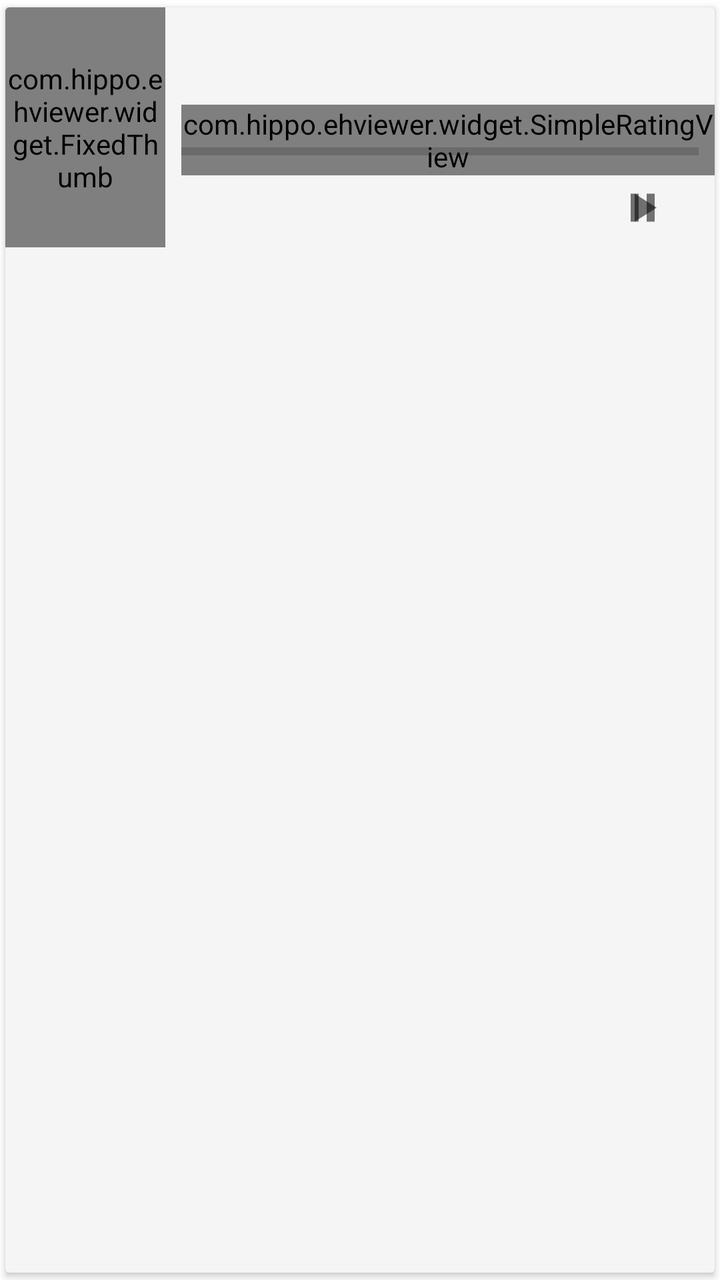
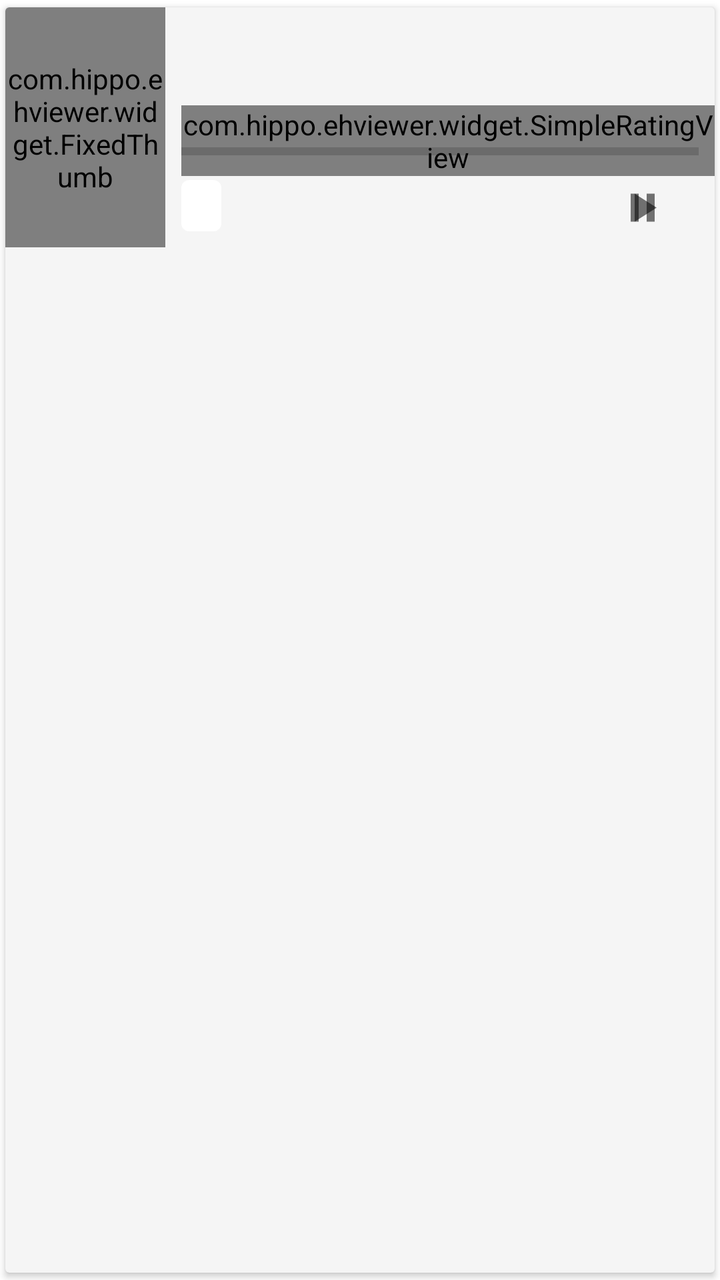

Compare the two renders of this Android layout. The source of the first and the diff that turns it into the second are given below.
<!-- AndroidManifest.xml: application theme AppTheme -->
<!-- res/layout/item_download.xml -->
<?xml version="1.0" encoding="utf-8"?>
<androidx.cardview.widget.CardView
    xmlns:android="http://schemas.android.com/apk/res/android"
    xmlns:app="http://schemas.android.com/apk/res-auto"
    android:layout_width="match_parent"
    android:layout_height="wrap_content"
    android:layout_margin="2dp"
    style="@style/CardView.Reactive">

    <LinearLayout
        android:layout_width="match_parent"
        android:layout_height="wrap_content"
        android:orientation="horizontal">
        <RelativeLayout
            android:layout_width="match_parent"
            android:layout_height="wrap_content">

            <com.hippo.ehviewer.widget.FixedThumb
                android:id="@+id/thumb"
                android:layout_width="@dimen/gallery_list_thumb_width"
                android:layout_height="@dimen/gallery_list_thumb_height"
                app:retryType="longClick"
                app:minAspect="0.333"
                app:maxAspect="1.333"/>


            <TextView
                android:id="@+id/title"
                style="@style/CardTitle"
                android:layout_width="wrap_content"
                android:layout_height="wrap_content"
                android:layout_alignParentTop="true"
                android:layout_marginLeft="8dp"
                android:layout_marginRight="8dp"
                android:layout_marginTop="4dp"
                android:layout_toRightOf="@id/thumb"/>

            <TextView
                android:id="@+id/uploader"
                style="@style/CardMessage"
                android:layout_width="wrap_content"
                android:layout_height="wrap_content"
                android:layout_alignLeft="@id/title"
                android:layout_below="@id/title"
                android:layout_marginTop="2dp"/>

            <TextView
                android:id="@+id/source_server"
                style="@style/CardMessage"
                android:layout_width="wrap_content"
                android:layout_height="wrap_content"
                android:layout_alignLeft="@id/title"
                android:layout_below="@id/uploader"
                android:layout_marginTop="2dp"
                android:paddingStart="10dp"
                android:paddingEnd="10dp"
                android:paddingTop="3dp"
                android:paddingBottom="3dp"
                android:maxWidth="140dp"
                android:textColor="@android:color/white"
                android:visibility="gone" />

            <com.hippo.ehviewer.widget.SimpleRatingView
                android:id="@+id/rating"
                android:layout_width="wrap_content"
                android:layout_height="wrap_content"
                android:layout_alignLeft="@id/title"
                android:layout_below="@id/source_server"
                android:layout_marginTop="2dp"/>

            <TextView
                android:id="@+id/category"
                style="@style/CardMessage"
                android:layout_width="wrap_content"
                android:layout_height="wrap_content"
                android:layout_alignLeft="@id/title"
                android:layout_alignBottom="@id/thumb"
                android:layout_marginBottom="8dp"
                android:paddingBottom="2dp"
                android:paddingLeft="8dp"
                android:paddingRight="8dp"
                android:paddingTop="2dp"
                android:textColor="@android:color/white"
                android:textAllCaps="true"/>

            <TextView
                android:id="@+id/read_progress"
                style="@style/ReadProgress"
                android:layout_width="wrap_content"
                android:layout_height="wrap_content"
                android:layout_alignBottom="@id/thumb"
                android:layout_toRightOf="@id/category"
                android:layout_marginBottom="8dp"
                android:paddingLeft="8dp"
                android:paddingTop="2dp"
                android:paddingRight="8dp"
                android:paddingBottom="2dp"
                android:textAllCaps="true" />

            <FrameLayout
                android:id="@+id/actions"
                android:layout_width="wrap_content"
                android:layout_height="wrap_content"
                android:layout_alignBottom="@+id/thumb"
                android:layout_alignParentRight="true"
                android:paddingRight="8dp">

                <ImageView
                    android:id="@+id/start"
                    android:layout_width="40dp"
                    android:layout_height="40dp"
                    android:padding="8dp"
                    android:layout_marginRight="8dp"
                    app:srcCompat="@drawable/v_play_x24"/>

                <ImageView
                    android:id="@+id/stop"
                    android:layout_width="40dp"
                    android:layout_height="40dp"
                    android:padding="8dp"
                    app:srcCompat="@drawable/v_pause_x24"/>

            </FrameLayout>

            <TextView
                android:id="@+id/state"
                android:layout_width="wrap_content"
                android:layout_height="wrap_content"
                android:layout_above="@id/actions"
                android:layout_marginBottom="4dp"
                android:layout_alignParentRight="true"
                android:paddingRight="16dp"
                android:textColor="?attr/textColorThemeAccent"/>

            <ProgressBar
                android:id="@+id/progress_bar"
                style="?android:attr/progressBarStyleHorizontal"
                android:layout_width="match_parent"
                android:layout_height="wrap_content"
                android:layout_alignLeft="@id/title"
                android:layout_marginRight="8dp"
                android:layout_above="@id/actions"
                android:indeterminate="false"/>

            <TextView
                android:id="@+id/percent"
                android:layout_width="wrap_content"
                android:layout_height="wrap_content"
                android:layout_above="@id/progress_bar"
                android:layout_alignLeft="@id/title"
                android:textSize="@dimen/text_super_small"/>

            <TextView
                android:id="@+id/speed"
                android:layout_width="wrap_content"
                android:layout_height="wrap_content"
                android:layout_above="@id/progress_bar"
                android:layout_alignParentRight="true"
                android:layout_marginRight="8dp"
                android:textSize="@dimen/text_super_small"/>

        </RelativeLayout>

    </LinearLayout>
</androidx.cardview.widget.CardView>
<!-- resources referenced by this layout -->
<resources>
  <style name="BaseTheme" parent="Theme.MaterialComponents.Light">
          <item name="android:windowLayoutInDisplayCutoutMode">shortEdges</item>
          <item name="colorPrimary">@color/colorPrimary</item>
  
          <item name="popupWindowStyle">@color/popupWindow_background_light</item>
          <item name="android:navigationBarColor">@color/white</item>
          <item name="buttonStyle">@style/ThemeChangeButtonStyleLight</item>
  
          <item name="android:windowBackground">@color/white</item>
          <item name="colorPrimaryDark">@color/colorPrimaryDark</item>
          <item name="android:statusBarColor">@color/colorPrimaryDark</item>
          <item name="colorAccent">@color/colorAccent</item>
          <item name="actionBarStyle">@style/ActionBarStyle</item>
          <item name="colorEdgeEffect">@color/colorPrimary</item>
          <item name="dividerColor">@color/divider_light</item>
          <item name="toolbarColor">@color/colorPrimary</item>
          <item name="textColorThemePrimary">@color/colorPrimary</item>
          <item name="textColorThemePrimary2">@color/loading_indicator_blue</item>
          <item name="textColorThemeAccent">@color/colorAccent</item>
          <item name="drawableColorPrimary">@color/primary_drawable_light</item>
          <item name="drawableColorSecondary">@color/secondary_drawable_light</item>
          <item name="drawableColorThemePrimary">@color/colorPrimary</item>
          <item name="contentColorPrimary">@color/content_light</item>
          <item name="contentColorThemePrimary">@color/colorPrimary</item>
          <item name="contentColorThemeAccent">@color/colorAccent</item>
          <item name="contentColorReactive">@color/content_reactive_light</item>
          <item name="widgetColorThemePrimary">@color/colorPrimary</item>
          <item name="widgetColorThemeAccent">@color/colorAccent</item>
          <item name="progressColor">@color/progress_light</item>
          <item name="guideBackgroundColor">@color/guide_bg</item>
          <item name="guideTitleColor">?android:attr/textColorPrimaryInverse</item>
          <item name="guideTextColor">?android:attr/textColorSecondaryInverse</item>
          <item name="tagGroupBackgroundColor">@color/tag_group_background_light</item>
          <item name="tagBackgroundColor">@color/tag_background_light</item>
          <item name="galleryDetailHeaderTitleColor">?android:attr/textColorPrimaryInverse</item>
          <item name="galleryDetailHeaderBackgroundColor">?attr/contentColorThemePrimary</item>
          <item name="galleryDetailButtonBackgroundColor">
              @color/gallery_detail_button_background_light
          </item>
  
          <item name="preferenceHeaderBackground">@drawable/preference_header_background_light</item>
          <item name="toolbarPopupTheme">@style/ThemeOverlay.AppCompat.Light</item>
          <item name="galleryDetailDivider">@drawable/divider_gallery_detail_light</item>
  
          <item name="limitCountBgColor">@color/colorLimitCountBg</item>
          <item name="limits_shape_color">@color/shape_color_limits</item>
          <item name="home_shadow">@color/home_shadow_color</item>
  
          <item name="iconColor">@color/icon_color</item>
      </style>
  <!-- unchanged entries left out for length: 46 -->
</resources>

<!-- the commit's change to res/layout/item_download.xml (unified diff, before → after) -->
@@ -44,29 +44,34 @@
                 android:layout_below="@id/title"
                 android:layout_marginTop="2dp"/>
 
-            <TextView
-                android:id="@+id/source_server"
-                style="@style/CardMessage"
-                android:layout_width="wrap_content"
-                android:layout_height="wrap_content"
-                android:layout_alignLeft="@id/title"
-                android:layout_below="@id/uploader"
-                android:layout_marginTop="2dp"
-                android:paddingStart="10dp"
-                android:paddingEnd="10dp"
-                android:paddingTop="3dp"
-                android:paddingBottom="3dp"
-                android:maxWidth="140dp"
-                android:textColor="@android:color/white"
-                android:visibility="gone" />
-
+            
             <com.hippo.ehviewer.widget.SimpleRatingView
                 android:id="@+id/rating"
                 android:layout_width="wrap_content"
                 android:layout_height="wrap_content"
                 android:layout_alignLeft="@id/title"
-                android:layout_below="@id/source_server"
-                android:layout_marginTop="2dp"/>
+                android:layout_above="@id/source_server"
+                android:layout_marginBottom="2dp"/>
+
+            <TextView
+                android:id="@+id/source_server"
+                android:layout_width="wrap_content"
+                android:layout_height="wrap_content"
+                android:layout_alignLeft="@id/title"
+                android:layout_alignBottom="@id/thumb"
+                android:layout_marginBottom="8dp"
+                android:background="@drawable/lrr_server_badge_bg"
+                android:paddingStart="10dp"
+                android:paddingEnd="10dp"
+                android:paddingTop="4dp"
+                android:paddingBottom="4dp"
+                android:maxWidth="140dp"
+                android:maxLines="1"
+                android:ellipsize="end"
+                android:fontFamily="sans-serif-medium"
+                android:textSize="13sp"
+                android:textAllCaps="true"
+                android:letterSpacing="0.04" />
 
             <TextView
                 android:id="@+id/category"
<!-- resource entries referenced after the edit -->
@@ -1,5 +1,12 @@
 <!-- resources referenced by this layout -->
 <resources>
+  <!-- drawable lrr_server_badge_bg (drawable) -->
+  <?xml version="1.0" encoding="utf-8"?>
+  <shape xmlns:android="http://schemas.android.com/apk/res/android"
+      android:shape="rectangle">
+      <corners android:radius="4dp" />
+      <solid android:color="@android:color/white" />
+  </shape>
   <style name="BaseTheme" parent="Theme.MaterialComponents.Light">
           <item name="android:windowLayoutInDisplayCutoutMode">shortEdges</item>
           <item name="colorPrimary">@color/colorPrimary</item>
@@ -34,6 +41,22 @@
           <item name="guideTextColor">?android:attr/textColorSecondaryInverse</item>
           <item name="tagGroupBackgroundColor">@color/tag_group_background_light</item>
           <item name="tagBackgroundColor">@color/tag_background_light</item>
+          <item name="serverBadge0Bg">@color/lrr_server_badge_0_bg_light</item>
+          <item name="serverBadge1Bg">@color/lrr_server_badge_1_bg_light</item>
+          <item name="serverBadge2Bg">@color/lrr_server_badge_2_bg_light</item>
+          <item name="serverBadge3Bg">@color/lrr_server_badge_3_bg_light</item>
+          <item name="serverBadge4Bg">@color/lrr_server_badge_4_bg_light</item>
+          <item name="serverBadge5Bg">@color/lrr_server_badge_5_bg_light</item>
+          <item name="serverBadge6Bg">@color/lrr_server_badge_6_bg_light</item>
+          <item name="serverBadge7Bg">@color/lrr_server_badge_7_bg_light</item>
+          <item name="serverBadge0Fg">@color/lrr_server_badge_0_fg_light</item>
+          <item name="serverBadge1Fg">@color/lrr_server_badge_1_fg_light</item>
+          <item name="serverBadge2Fg">@color/lrr_server_badge_2_fg_light</item>
+          <item name="serverBadge3Fg">@color/lrr_server_badge_3_fg_light</item>
+          <item name="serverBadge4Fg">@color/lrr_server_badge_4_fg_light</item>
+          <item name="serverBadge5Fg">@color/lrr_server_badge_5_fg_light</item>
+          <item name="serverBadge6Fg">@color/lrr_server_badge_6_fg_light</item>
+          <item name="serverBadge7Fg">@color/lrr_server_badge_7_fg_light</item>
           <item name="galleryDetailHeaderTitleColor">?android:attr/textColorPrimaryInverse</item>
           <item name="galleryDetailHeaderBackgroundColor">?attr/contentColorThemePrimary</item>
           <item name="galleryDetailButtonBackgroundColor">
@@ -50,6 +73,22 @@
   
           <item name="iconColor">@color/icon_color</item>
       </style>
+  <color name="lrr_server_badge_0_bg_light">#FBF3DB</color>
+  <color name="lrr_server_badge_1_bg_light">#FAEBDD</color>
+  <color name="lrr_server_badge_2_bg_light">#FBE4E4</color>
+  <color name="lrr_server_badge_3_bg_light">#DDEBF1</color>
+  <color name="lrr_server_badge_4_bg_light">#DDEDEA</color>
+  <color name="lrr_server_badge_5_bg_light">#EAE4F2</color>
+  <color name="lrr_server_badge_6_bg_light">#F4DFEB</color>
+  <color name="lrr_server_badge_7_bg_light">#F4EEEE</color>
+  <color name="lrr_server_badge_0_fg_light">#B17C00</color>
+  <color name="lrr_server_badge_1_fg_light">#B05300</color>
+  <color name="lrr_server_badge_2_fg_light">#C0392B</color>
+  <color name="lrr_server_badge_3_fg_light">#0B6E99</color>
+  <color name="lrr_server_badge_4_fg_light">#0F7B6C</color>
+  <color name="lrr_server_badge_5_fg_light">#6940A5</color>
+  <color name="lrr_server_badge_6_fg_light">#AD1A72</color>
+  <color name="lrr_server_badge_7_fg_light">#6B4D3E</color>
   <!-- unchanged entries left out for length: 46 -->
 </resources>
 
